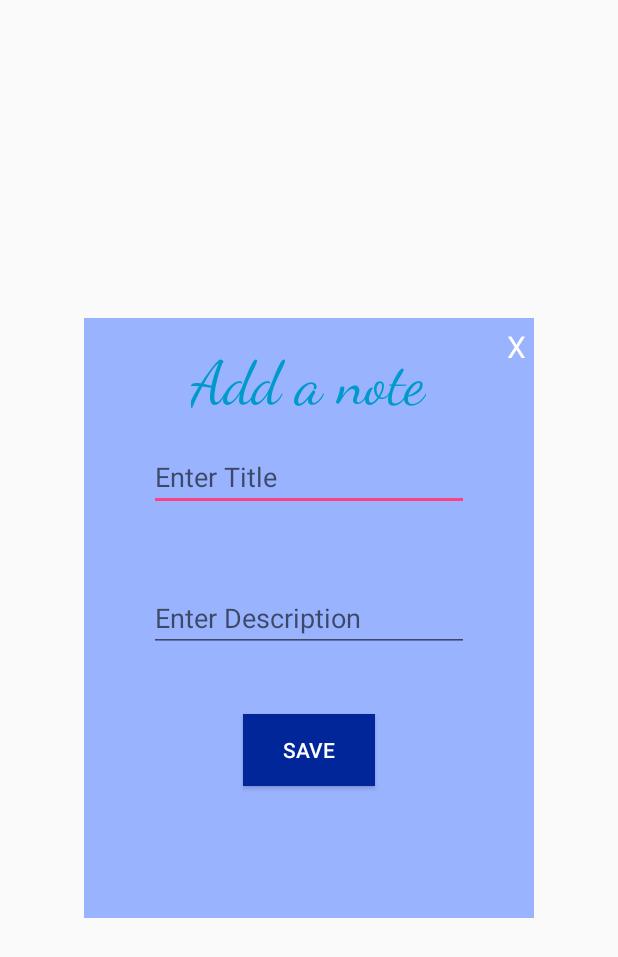
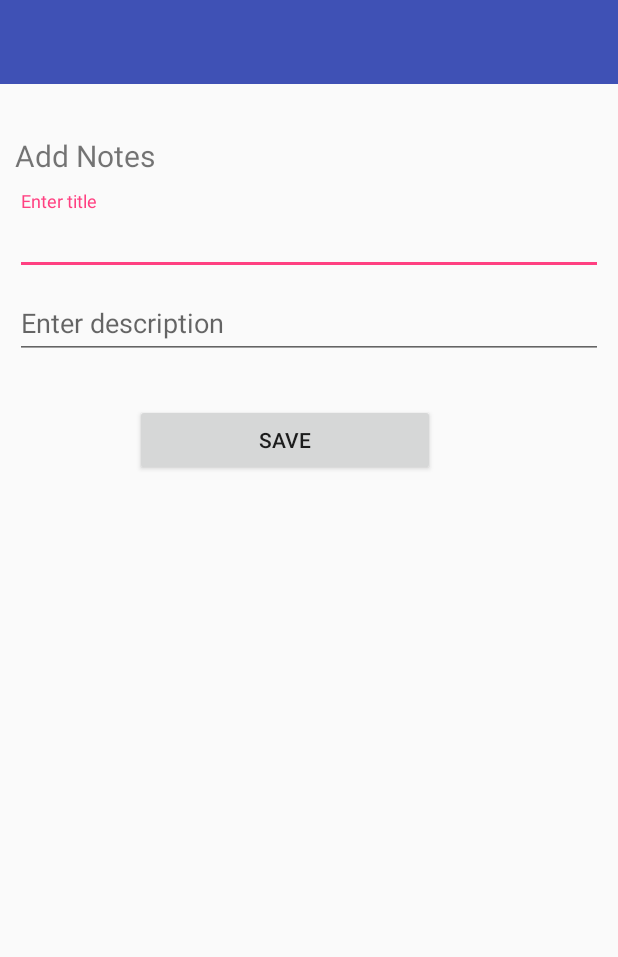
Before and after one commit to aniket1897/ToDo, an Android app: the layout notes_add.xml on its own in the app's theme, with its tools: preview values and no code run, on a phone screen of 412 x 824 dp. Shown: the top 957 px of the screen. Run offline under Robolectric (Android 15) with nearby library versions, the phone set to English and light mode, and no system bars; Roboto replaces fonts that are not available here.

Commit message:
Added notes activity

```diff
--- a/app/build.gradle
+++ b/app/build.gradle
@@ -21,6 +21,7 @@ android {
 dependencies {
     implementation fileTree(dir: 'libs', include: ['*.jar'])
     implementation 'com.android.support:appcompat-v7:27.0.2'
+    implementation 'com.android.support:support-v4:27.0.2'
     compile 'com.android.support:design:27.0.2'
     implementation 'com.android.support:recyclerview-v7:27.0.2'
     implementation 'com.android.support:cardview-v7:27.0.2'
--- a/app/src/main/AndroidManifest.xml
+++ b/app/src/main/AndroidManifest.xml
@@ -16,11 +16,15 @@
                 <category android:name="android.intent.category.LAUNCHER" />
             </intent-filter>
         </activity>
-        <activity android:name=".NotesAdd"></activity>
+        <activity android:name=".NotesAdd" />
 
         <meta-data
             android:name="preloaded_fonts"
             android:resource="@array/preloaded_fonts" />
+
+        <activity
+            android:name=".SettingsActivity"
+            android:label="@string/title_activity_settings"></activity>
     </application>
 
 </manifest>
--- a/app/src/main/res/layout/notes_add.xml
+++ b/app/src/main/res/layout/notes_add.xml
@@ -1,68 +1,62 @@
 <?xml version="1.0" encoding="utf-8"?>
 <RelativeLayout xmlns:android="http://schemas.android.com/apk/res/android"
-    android:layout_width="300dp"
-    android:layout_height="400dp"
-    android:layout_gravity="center"
-    android:background="@color/notes_color"
-    android:padding="5dp"
-    >
+    xmlns:app="http://schemas.android.com/apk/res-auto"
+    xmlns:tools="http://schemas.android.com/tools"
+    android:id="@+id/drawerLayout"
+    android:layout_width="match_parent"
+    android:layout_height="match_parent"
+    tools:context="com.example.aniket.todo.MainActivity">
 
-    <EditText
-        android:id="@+id/txt_title"
-        android:layout_width="wrap_content"
+    <include
+        android:id="@+id/include"
+        layout="@layout/navigation_action"
+        android:layout_width="match_parent"
+        android:layout_height="wrap_content" />
+
+
+    <LinearLayout
+        android:layout_width="match_parent"
         android:layout_height="wrap_content"
-        android:layout_alignParentTop="true"
-        android:layout_centerHorizontal="true"
-        android:layout_marginTop="78dp"
-        android:layout_weight="1"
-        android:ems="10"
-        android:inputType="textPersonName"
-        android:hint="Enter Title" />
+        android:layout_marginTop="80dp"
+        android:orientation="vertical"
+        android:padding="10dp">
 
-    <EditText
-        android:id="@+id/txt_description"
-        android:layout_width="wrap_content"
-        android:layout_height="wrap_content"
-        android:layout_alignStart="@+id/txt_title"
-        android:layout_centerVertical="true"
-        android:layout_weight="1"
-        android:ems="10"
-        android:inputType="textPersonName"
-        android:hint="Enter Description"
-        />
+        <TextView
+            android:layout_width="match_parent"
+            android:layout_height="wrap_content"
+            android:text="Add Notes"
+            android:textSize="20dp"
+            android:layout_marginBottom="10dp"/>
 
-    <Button
-        android:id="@+id/submit"
-        android:layout_width="wrap_content"
-        android:layout_height="wrap_content"
-        android:layout_below="@+id/txt_description"
-        android:layout_centerHorizontal="true"
-        android:layout_marginTop="41dp"
-        android:background="@color/button"
-        android:text="Save"
-        android:textColor="@android:color/background_light" />
+        <android.support.design.widget.TextInputLayout
+            android:layout_width="match_parent"
+            android:layout_height="wrap_content">
+            <android.support.design.widget.TextInputEditText
+                android:layout_width="match_parent"
+                android:layout_height="wrap_content"
+                android:hint="Enter title"/>
+        </android.support.design.widget.TextInputLayout>
 
-    <TextView
-        android:id="@+id/textView3"
-        android:layout_width="wrap_content"
-        android:layout_height="wrap_content"
-        android:layout_alignParentTop="true"
-        android:layout_centerHorizontal="true"
-        android:layout_marginTop="14dp"
-        android:fontFamily="cursive"
-        android:text="Add a note"
-        android:textColor="@android:color/holo_blue_dark"
-        android:textSize="40dp" />
+        <android.support.design.widget.TextInputLayout
+            android:layout_width="match_parent"
+            android:layout_height="wrap_content">
 
-    <TextView
-        android:id="@+id/txt_close"
-        android:layout_width="wrap_content"
-        android:layout_height="wrap_content"
-        android:layout_alignParentEnd="true"
-        android:layout_alignParentTop="true"
-        android:text="X"
-        android:textColor="@android:color/background_light"
-        android:textSize="20dp" />
+            <android.support.design.widget.TextInputEditText
+                android:layout_width="match_parent"
+                android:layout_height="wrap_content"
+                android:hint="Enter description" />
+        </android.support.design.widget.TextInputLayout>
+
+        <Button
+            android:layout_width="200dp"
+            android:layout_height="wrap_content"
+            android:layout_marginTop="30dp"
+            android:layout_marginLeft="80dp"
+            android:text="Save"/>
+
+
+    </LinearLayout>
+
 
 
 </RelativeLayout>
```
Also changed, not shown: app/src/main/java/com/example/aniket/todo/AppCompatPreferenceActivity.java (added, +109 -0 lines), app/src/main/java/com/example/aniket/todo/MainActivity.java (+3 -49 lines), app/src/main/java/com/example/aniket/todo/NotesAdd.java (+9 -1 lines), app/src/main/java/com/example/aniket/todo/SettingsActivity.java (added, +254 -0 lines), app/src/main/res/drawable/ic_info_black_24dp.xml (added, +9 -0 lines), app/src/main/res/drawable/ic_notifications_black_24dp.xml (added, +9 -0 lines), app/src/main/res/drawable/ic_sync_black_24dp.xml (added, +9 -0 lines), app/src/main/res/values/strings.xml (+73 -0 lines), app/src/main/res/xml/pref_data_sync.xml (added, +21 -0 lines), app/src/main/res/xml/pref_general.xml (added, +33 -0 lines), app/src/main/res/xml/pref_headers.xml (added, +20 -0 lines), app/src/main/res/xml/pref_notification.xml (added, +27 -0 lines).
